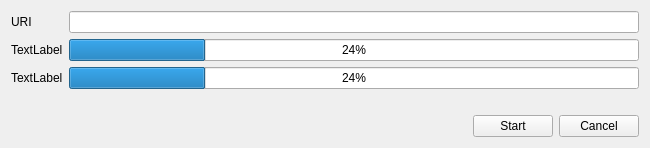
Above: src/bsdd_gui/module/download/qt/Widget.ui from c-mellueh/bSDD-Toolkit before the change. Below: the same form after it.
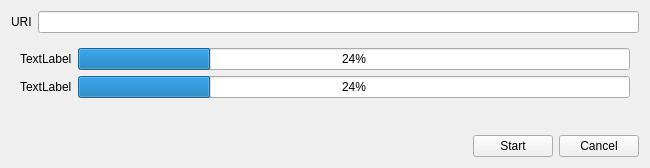
That is the form after the change. Custom widgets are drawn as their Qt base class.

Patch:
```diff
--- a/src/bsdd_gui/module/download/qt/Widget.ui
+++ b/src/bsdd_gui/module/download/qt/Widget.ui
@@ -7,7 +7,7 @@
     <x>0</x>
     <y>0</y>
     <width>650</width>
-    <height>148</height>
+    <height>168</height>
    </rect>
   </property>
   <property name="windowTitle">
@@ -21,14 +21,20 @@
      </property>
     </widget>
    </item>
-   <item row="2" column="1">
-    <widget class="QProgressBar" name="pb_properties">
-     <property name="value">
-      <number>24</number>
+   <item row="0" column="1">
+    <widget class="QLineEdit" name="le_uri"/>
+   </item>
+   <item row="1" column="0" colspan="2">
+    <widget class="QWidget" name="wd_progressbars" native="true">
+     <layout class="QFormLayout" name="formLayout">
+      <item row="0" column="0">
+       <widget class="QLabel" name="lb_classes">
+        <property name="text">
+         <string>TextLabel</string>
      </property>
     </widget>
    </item>
-   <item row="1" column="1">
+      <item row="0" column="1">
     <widget class="QProgressBar" name="pb_classes">
      <property name="value">
       <number>24</number>
@@ -38,27 +44,27 @@
      </property>
     </widget>
    </item>
-   <item row="2" column="0">
-    <widget class="QLabel" name="lb_properties">
-     <property name="text">
-      <string>TextLabel</string>
-     </property>
-    </widget>
-   </item>
    <item row="1" column="0">
-    <widget class="QLabel" name="lb_classes">
+       <widget class="QLabel" name="lb_properties">
      <property name="text">
       <string>TextLabel</string>
      </property>
     </widget>
    </item>
-   <item row="0" column="1">
-    <widget class="QLineEdit" name="le_uri"/>
-   </item>
-   <item row="3" column="0" colspan="2">
+      <item row="1" column="1">
+       <widget class="QProgressBar" name="pb_properties">
+        <property name="value">
+         <number>24</number>
+        </property>
+       </widget>
+      </item>
+     </layout>
+    </widget>
+   </item>
+   <item row="2" column="0" colspan="2">
     <widget class="FileSelector" name="fs_save_path" native="true"/>
    </item>
-   <item row="4" column="0" colspan="2">
+   <item row="3" column="0" colspan="2">
     <layout class="QHBoxLayout" name="horizontalLayout">
      <item>
       <spacer name="horizontalSpacer">
```
Lines whose indentation alone changed are shown as unchanged.
